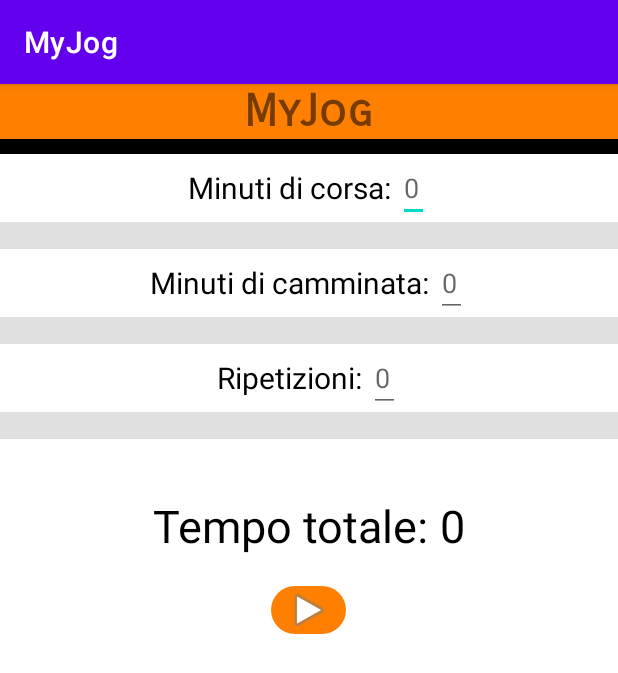
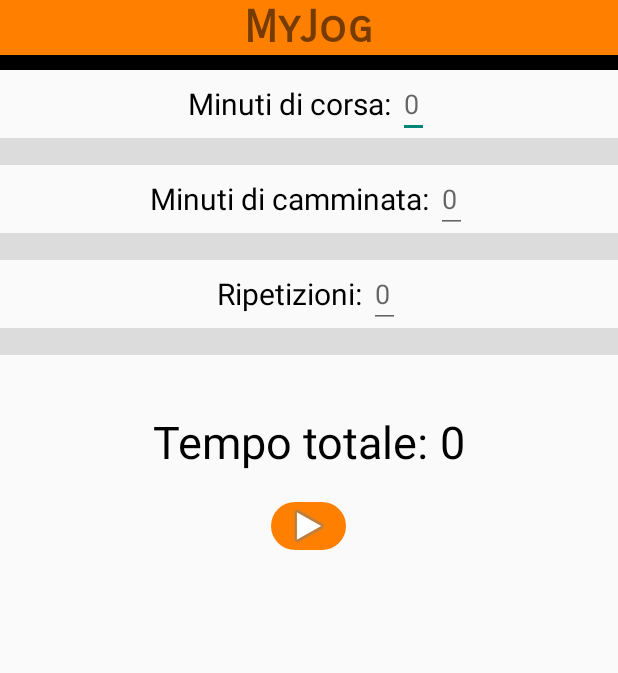
Before and after one commit to NOT-FRY/MyJog, an Android app: the screen it shows after launch (MainActivity), on a phone screen of 412 x 824 dp. Shown: the top 673 px of the screen. Run offline under Robolectric (Android 15) with nearby library versions, the phone set to English and light mode, and no system bars.

Commit message:
action bar eliminata

```diff
--- a/app/src/main/res/values/themes.xml
+++ b/app/src/main/res/values/themes.xml
@@ -1,6 +1,6 @@
 <resources xmlns:tools="http://schemas.android.com/tools">
     <!-- Base application theme. -->
-    <style name="Theme.MyJog" parent="Theme.MaterialComponents.DayNight.DarkActionBar">
+    <style name="Theme.MyJog" parent="Theme.AppCompat.Light.NoActionBar">
         <!-- Primary brand color. -->
         <item name="colorPrimary">@color/purple_500</item>
         <item name="colorPrimaryVariant">@color/purple_700</item>
```
